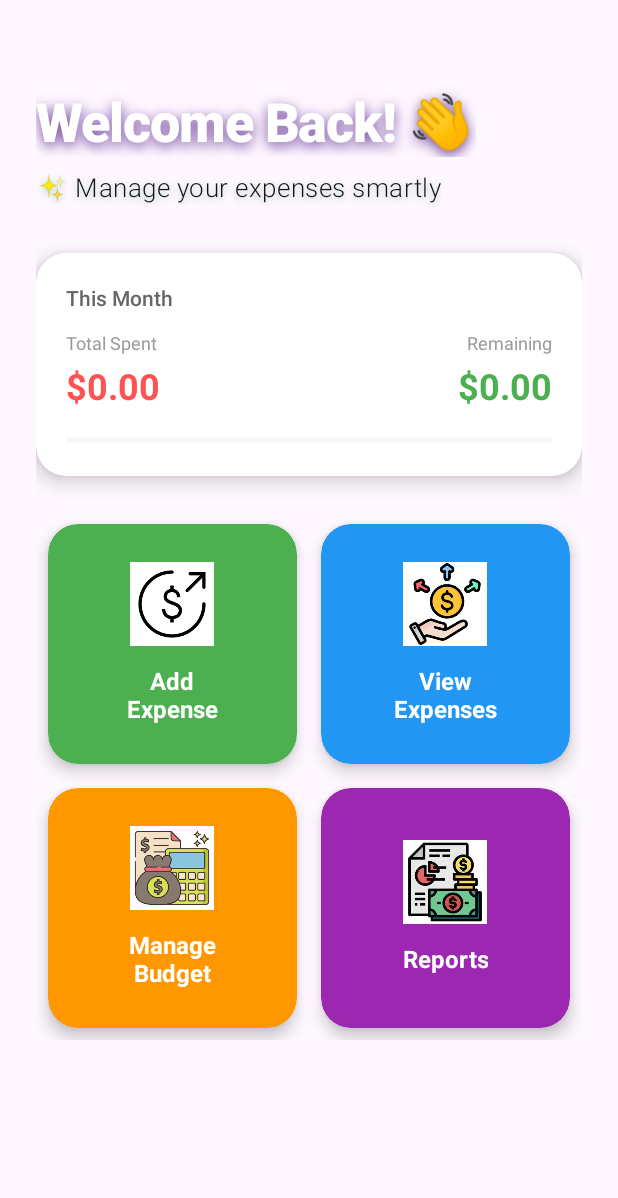
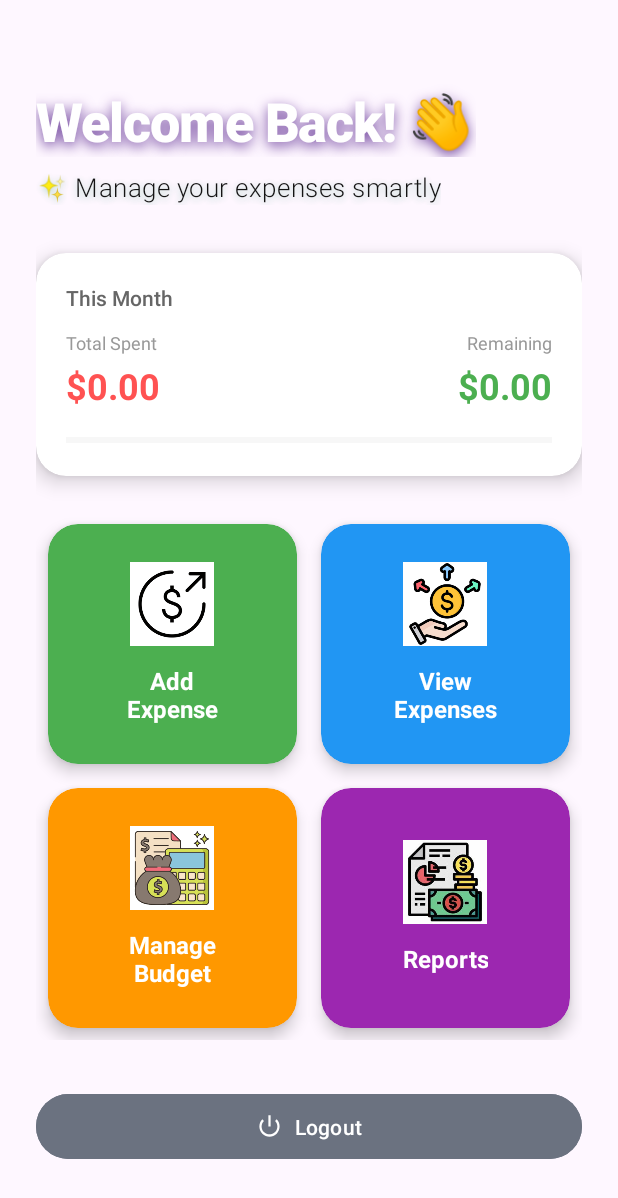
Before and after one commit to ndungdev/CampusExpense-Manager-Group3-SE07205, an Android app: the layout activity_main.xml on its own in the app's theme, with its tools: preview values and no code run, on a phone screen of 412 x 824 dp. Shown: the top 1198 px of the screen. Run offline under Robolectric (Android 15) with nearby library versions, the phone set to English and light mode, and no system bars.

Commit message:
fix login logout

```diff
--- a/app/src/main/res/layout/activity_add_expense.xml
+++ b/app/src/main/res/layout/activity_add_expense.xml
@@ -41,7 +41,7 @@
             android:hint="Mua sách lập trình Android"
             android:paddingStart="18dp"
             android:paddingEnd="18dp"
-            android:textColor="#FFFFFF"
+            android:textColor="@color/black"
             android:textSize="18sp"
             android:textColorHint="#99FFFFFF"
             android:inputType="textCapSentences"
@@ -69,7 +69,7 @@
             android:paddingStart="18dp"
             android:paddingEnd="18dp"
             android:textSize="18sp"
-            android:textColor="#FFFFFF"
+            android:textColor="@color/black"
             android:textColorHint="#99FFFFFF"
             tools:ignore="HardcodedText" />
 
@@ -116,7 +116,7 @@
             android:paddingStart="18dp"
             android:paddingEnd="18dp"
             android:textSize="18sp"
-            android:textColor="#FFFFFF"
+            android:textColor="@color/black"
             android:textColorHint="#99FFFFFF"
             android:focusable="false"
             android:clickable="true"
--- a/app/src/main/res/layout/activity_main.xml
+++ b/app/src/main/res/layout/activity_main.xml
@@ -324,10 +324,25 @@
                         android:layout_marginTop="12dp"/>
 
                 </LinearLayout>
+
             </androidx.cardview.widget.CardView>
 
         </GridLayout>
-
+        <Button
+            android:id="@+id/logoutButton"
+            android:layout_width="0dp"
+            android:layout_height="wrap_content"
+            android:text="Logout"
+            android:layout_marginTop="24dp"
+            android:padding="12dp"
+            android:backgroundTint="#6B7280"
+            app:icon="@android:drawable/ic_lock_power_off"
+            app:iconGravity="textStart"
+            app:layout_constraintTop_toBottomOf="@id/menuGrid"
+            app:layout_constraintStart_toStartOf="parent"
+            app:layout_constraintEnd_toEndOf="parent"
+            app:layout_constraintBottom_toBottomOf="parent"
+            android:layout_marginBottom="16dp" />
     </androidx.constraintlayout.widget.ConstraintLayout>
 
 </ScrollView>
```
Also changed, not shown: app/src/main/java/com/example/campusexpensemanagerappgroup3/LoginActivity.java (+19 -1 lines), app/src/main/java/com/example/campusexpensemanagerappgroup3/MainActivity.java (+65 -35 lines).
